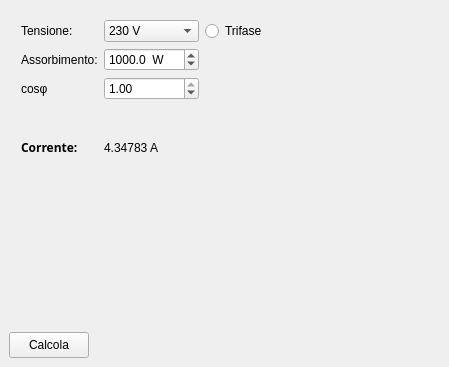
gallochri/gallAmpere, file gallampere.ui: the form before one commit.
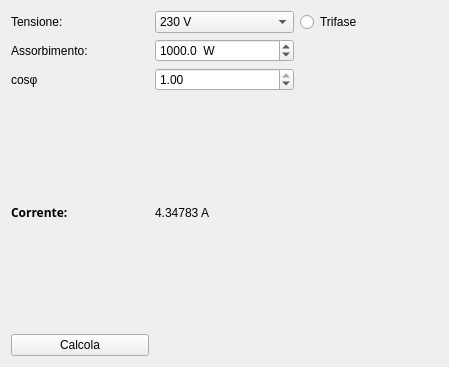
The form after the commit.

Commit message: Better layout on android

```diff
--- a/gallampere.ui
+++ b/gallampere.ui
@@ -14,28 +14,6 @@
    <string>GallAmpere</string>
   </property>
   <widget class="QWidget" name="centralWidget">
-   <widget class="QPushButton" name="pushButtonCalcola">
-    <property name="geometry">
-     <rect>
-      <x>9</x>
-      <y>332</y>
-      <width>80</width>
-      <height>26</height>
-     </rect>
-    </property>
-    <property name="text">
-     <string>Calcola</string>
-    </property>
-   </widget>
-   <widget class="QWidget" name="">
-    <property name="geometry">
-     <rect>
-      <x>10</x>
-      <y>9</y>
-      <width>431</width>
-      <height>191</height>
-     </rect>
-    </property>
     <layout class="QGridLayout" name="gridLayout">
      <item row="0" column="0">
       <widget class="QLabel" name="labelTensione">
@@ -134,19 +112,6 @@
        </property>
       </widget>
      </item>
-     <item row="1" column="2">
-      <spacer name="horizontalSpacer">
-       <property name="orientation">
-        <enum>Qt::Horizontal</enum>
-       </property>
-       <property name="sizeHint" stdset="0">
-        <size>
-         <width>40</width>
-         <height>20</height>
-        </size>
-       </property>
-      </spacer>
-     </item>
      <item row="2" column="0">
       <widget class="QLabel" name="CosFi">
        <property name="text">
@@ -170,19 +135,6 @@
        </property>
       </widget>
      </item>
-     <item row="2" column="2">
-      <spacer name="horizontalSpacer_2">
-       <property name="orientation">
-        <enum>Qt::Horizontal</enum>
-       </property>
-       <property name="sizeHint" stdset="0">
-        <size>
-         <width>40</width>
-         <height>20</height>
-        </size>
-       </property>
-      </spacer>
-     </item>
      <item row="3" column="0">
       <widget class="QLabel" name="labelCorrente">
        <property name="font">
@@ -206,21 +158,14 @@
        </property>
       </widget>
      </item>
-     <item row="3" column="2">
-      <spacer name="horizontalSpacer_3">
-       <property name="orientation">
-        <enum>Qt::Horizontal</enum>
-       </property>
-       <property name="sizeHint" stdset="0">
-        <size>
-         <width>40</width>
-         <height>20</height>
-        </size>
-       </property>
-      </spacer>
-     </item>
-    </layout>
-   </widget>
+    <item row="4" column="0">
+     <widget class="QPushButton" name="pushButtonCalcola">
+      <property name="text">
+       <string>Calcola</string>
+      </property>
+     </widget>
+    </item>
+   </layout>
   </widget>
  </widget>
  <layoutdefault spacing="6" margin="11"/>
```
Lines whose indentation alone changed are shown as unchanged. The commit also changes 1 other file.
